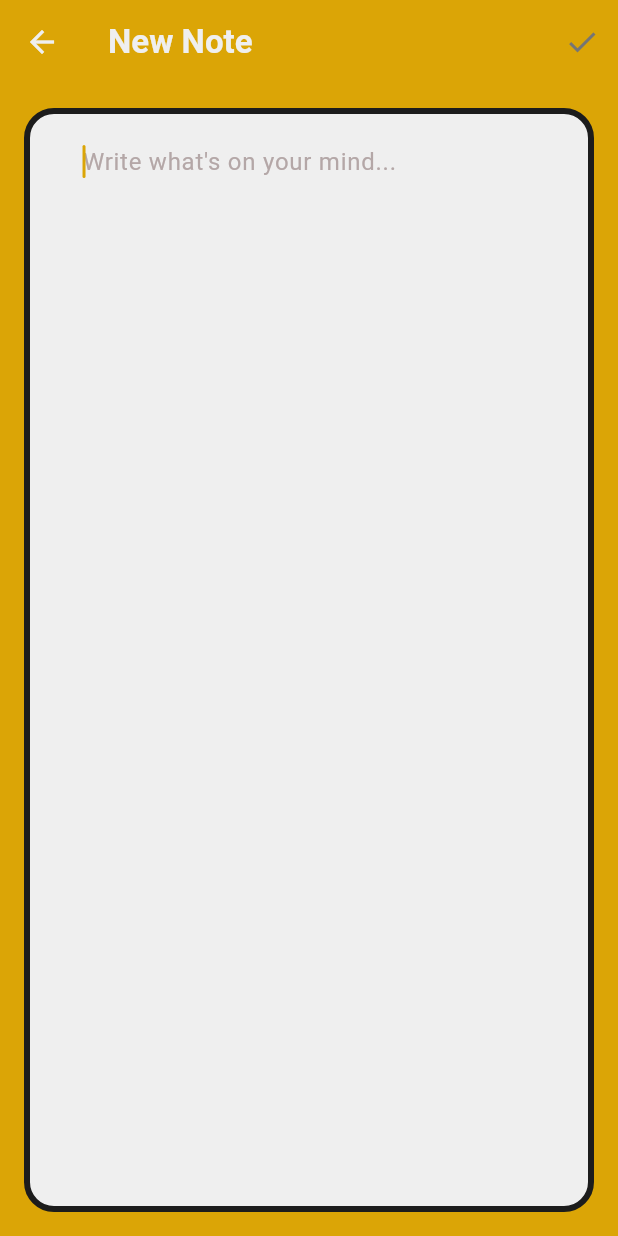
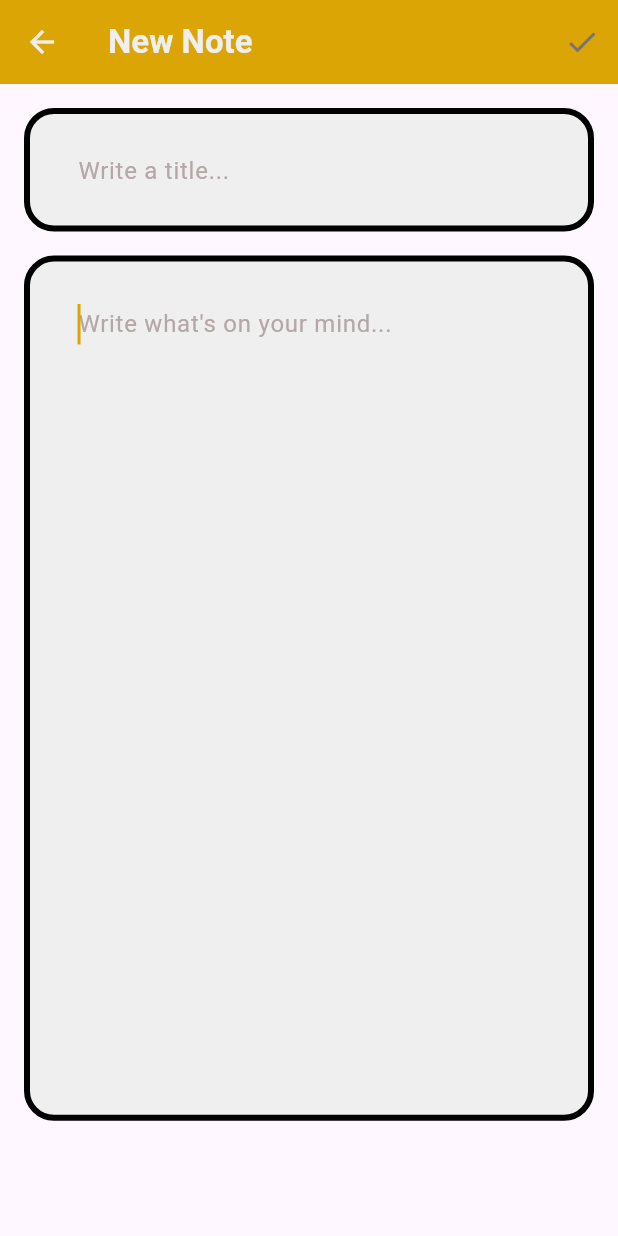
Before and after one commit to linnathoncode/notey, a Flutter app: the CreateOrUpdateNoteView screen opened by its route, on a phone screen of 412 x 824 dp. Run offline on Flutter 3.47's test engine with Material 3 defaults, Android fonts, the phone set to English and light mode, and no system bars; our stand-ins replace cloud_firestore, firebase_auth, firebase_core; accounts and stored records are empty.

Commit message:
added title to notes

```diff
--- a/lib/services/cloud/cloud_note.dart
+++ b/lib/services/cloud/cloud_note.dart
@@ -5,6 +5,7 @@ class CloudNote {
   final String documentId;
   final String ownerUserId;
   final String text;
+  final String title;
   final Timestamp date;
 
   CloudNote({
@@ -12,6 +13,7 @@ class CloudNote {
     required this.ownerUserId,
     required this.text,
     required this.date,
+    required this.title,
   });
 
   /// Creates a `CloudNote` instance from a Firestore document snapshot.
@@ -30,5 +32,6 @@ class CloudNote {
       : documentId = snapshot.id,
         ownerUserId = snapshot.data()[ownerUserIdFieldName],
         text = snapshot.data()[textFieldName] as String,
-        date = snapshot.data()[dateFieldName] as Timestamp;
+        date = snapshot.data()[dateFieldName] as Timestamp,
+        title = snapshot.data()[titleFieldName] as String;
 }
--- a/lib/services/cloud/cloud_storage_constants.dart
+++ b/lib/services/cloud/cloud_storage_constants.dart
@@ -1,3 +1,4 @@
 const ownerUserIdFieldName = 'user_id';
 const textFieldName = 'text';
 const dateFieldName = 'date';
+const titleFieldName = 'title';
--- a/lib/services/cloud/firebase_cloud_storage.dart
+++ b/lib/services/cloud/firebase_cloud_storage.dart
@@ -37,6 +37,7 @@ class FirebaseCloudStorage {
                 ownerUserId: doc.data()[ownerUserIdFieldName],
                 text: doc.data()[textFieldName],
                 date: doc.data()[dateFieldName],
+                title: doc.data()[titleFieldName],
               );
             },
           );
@@ -47,11 +48,22 @@ class FirebaseCloudStorage {
     }
   }
 
+  // Future<void> addTitleFieldToAllNotes() async {
+  //   QuerySnapshot snapshot = await notes.get();
+  //   for (QueryDocumentSnapshot doc in snapshot.docs) {
+  //     await doc.reference.update({
+  //       titleFieldName: '',
+  //     });
+  //   }
+  //   print('DOCUMENTS UPDATED');
+  // }
+
   Future<CloudNote> createNewNote({required ownerUserId}) async {
     final document = await notes.add(
       {
         ownerUserIdFieldName: ownerUserId,
         textFieldName: '',
+        titleFieldName: '',
         dateFieldName: Timestamp.fromDate(DateTime.now()),
       },
     );
@@ -60,6 +72,7 @@ class FirebaseCloudStorage {
       documentId: fetchedNote.id,
       ownerUserId: ownerUserId,
       text: '',
+      title: '',
       date: Timestamp.fromDate(DateTime.now()),
     );
   }
@@ -67,9 +80,12 @@ class FirebaseCloudStorage {
   Future<void> updateNote({
     required String documentId,
     required String text,
+    required String title,
   }) async {
     try {
-      await notes.doc(documentId).update({textFieldName: text});
+      await notes
+          .doc(documentId)
+          .update({textFieldName: text, titleFieldName: title});
     } catch (e) {
       throw CouldNotUpdateException();
     }
--- a/lib/views/notes/create_or_update_note_view.dart
+++ b/lib/views/notes/create_or_update_note_view.dart
@@ -20,6 +20,7 @@ class _CreateOrUpdateNoteViewState extends State<CreateOrUpdateNoteView> {
   CloudNote? _note;
   late final FirebaseCloudStorage _notesService;
   late final TextEditingController _textController;
+  late final TextEditingController _titleController;
   late final bool _isUpdateMode;
   final ValueNotifier<bool> _isTextNotEmpty = ValueNotifier<bool>(false);
 
@@ -28,6 +29,8 @@ class _CreateOrUpdateNoteViewState extends State<CreateOrUpdateNoteView> {
     _notesService = FirebaseCloudStorage();
     _isUpdateMode = isUpdateMode();
     _textController = TextEditingController();
+    _titleController = TextEditingController();
+    _titleController.addListener(_onTextChanged);
     _textController.addListener(_onTextChanged);
     super.initState();
   }
@@ -40,8 +43,8 @@ class _CreateOrUpdateNoteViewState extends State<CreateOrUpdateNoteView> {
     final widgetNote = widget.currentNote;
     if (widgetNote != null) {
       _note = widgetNote;
-      devtools.log("Updating Note: ${_note!.text}");
       _textController.text = widgetNote.text;
+      _titleController.text = widgetNote.title;
       return widgetNote;
     } else {
       final existingNote = _note;
@@ -54,28 +57,32 @@ class _CreateOrUpdateNoteViewState extends State<CreateOrUpdateNoteView> {
         documentId: '',
         ownerUserId: userId,
         text: '',
+        title: '',
         date: Timestamp.fromDate(DateTime.now()),
       );
     }
   }
 
   void _onTextChanged() {
-    _isTextNotEmpty.value = _textController.text.isNotEmpty;
+    _isTextNotEmpty.value =
+        (_textController.text.isNotEmpty || _titleController.text.isNotEmpty);
   }
 
   Future<bool> _deleteNoteIfTextIsEmpty() async {
     final note = _note;
-    if (_textController.text.isEmpty && note != null) {
+    if (!(_isTextNotEmpty.value) && note != null) {
       await _notesService.deleteNote(documentId: note.documentId);
     }
-    return _textController.text.isNotEmpty;
+    return _isTextNotEmpty.value;
   }
 
   Future<void> _saveNoteIfTextNotEmpty() async {
     final note = _note;
     final text = _textController.text;
-    if (text.isNotEmpty && note != null) {
-      await _notesService.updateNote(documentId: note.documentId, text: text);
+    final title = _titleController.text;
+    if (_isTextNotEmpty.value && note != null) {
+      await _notesService.updateNote(
+          documentId: note.documentId, text: text, title: title);
     }
   }
 
@@ -83,6 +90,7 @@ class _CreateOrUpdateNoteViewState extends State<CreateOrUpdateNoteView> {
   void dispose() async {
     await handleDispose();
     _textController.dispose();
+    _titleController.dispose();
     super.dispose();
   }
 
@@ -93,7 +101,7 @@ class _CreateOrUpdateNoteViewState extends State<CreateOrUpdateNoteView> {
         await _saveNoteIfTextNotEmpty();
       }
     } else {
-      if (_textController.text.isEmpty) {
+      if (!_isTextNotEmpty.value) {
         return;
       } else {
         createNewNote();
@@ -106,10 +114,10 @@ class _CreateOrUpdateNoteViewState extends State<CreateOrUpdateNoteView> {
     final userId = currentUser.id;
 
     final note = await _notesService.createNewNote(ownerUserId: userId);
+    final text = _textController.text;
+    final title = _titleController.text;
     await _notesService.updateNote(
-      documentId: note.documentId,
-      text: _textController.text,
-    );
+        documentId: note.documentId, text: text, title: title);
   }
 
   void _saveAndExit() {
@@ -165,76 +173,116 @@ class _CreateOrUpdateNoteViewState extends State<CreateOrUpdateNoteView> {
             case ConnectionState.done:
               _note = snapshot.data as CloudNote;
               // devtools.log(_note.toString());
-              return Container(
-                color: kPrimaryColor, // Background color of the entire view
-                child: Center(
+
+              // MAKE CUSTOM TEXTFIELD
+              return SingleChildScrollView(
+                child: Column(
+                  mainAxisAlignment:
+                      MainAxisAlignment.start, // Aligns items at the top
+                  children: [
+                    const SizedBox(
+                      height: 16,
+                    ),
+                    // Title TextField
+                    Center(
                       child: Container(
-                    margin: const EdgeInsets.all(
-                        16.0), // Add margin to make shadows visible
+                        height: MediaQuery.of(context).size.height *
+                            0.1, // Make this smaller
+                        margin: const EdgeInsets.symmetric(
+                            horizontal: 16.0), // Margin around the container
                         decoration: BoxDecoration(
                           color: kAccentColor,
-                      borderRadius: BorderRadius.circular(20), // Curvy corners
-                      // boxShadow: const [
-                      //   BoxShadow(
-                      //     color: kPrimaryColor,
-                      //     blurRadius: 8.0,
-                      //     offset: Offset(0, 2),
-                      //   ),
-                      // ],
+                          borderRadius:
+                              BorderRadius.circular(20), // Curvy corners
                           border: Border.all(
-                        color: kSecondaryColor, // Border color
                             width: 4.0, // Border width
                           ),
                         ),
-                    padding: const EdgeInsets.only(
-                        left: 16,
-                        right: 16,
-                        top: 8,
-                        bottom: 8), // Inner padding for the TextField
+                        padding: const EdgeInsets.symmetric(
+                            horizontal: 16, vertical: 8),
+                        child: TextField(
+                          autofocus: false,
+                          showCursor: true,
+                          cursorColor: kPrimaryColor,
+                          controller: _titleController,
+                          keyboardType: TextInputType.multiline,
+                          maxLines: 1, // Single line for the title
+                          style: const TextStyle(
+                            fontSize: 18, // Font size for the title
+                            color: kFontColor,
+                            fontWeight: FontWeight.w400,
+                          ),
+                          decoration: InputDecoration(
+                            border: OutlineInputBorder(
+                              borderRadius:
+                                  BorderRadius.circular(20), // Curvy corners
+                              borderSide: BorderSide.none, // No visible border
+                            ),
+                            hintText: "Write a title...",
+                            hintStyle: const TextStyle(
+                              color: kHintColor,
+                              fontSize: 16,
+                            ),
+                            filled: true,
+                            fillColor: kAccentColor,
+                          ),
+                        ),
+                      ),
+                    ),
+                    // Spacing between TextFields
+                    const SizedBox(
+                      height: 16,
+                    ), // Adjust this for more or less spacing
+
+                    // Text TextField
+                    Center(
+                      child: Container(
+                        height: MediaQuery.of(context).size.height *
+                            0.7, // Make this larger
+                        margin: const EdgeInsets.symmetric(horizontal: 16.0),
+                        decoration: BoxDecoration(
+                          color: kAccentColor,
+                          borderRadius: BorderRadius.circular(20),
+                          border: Border.all(
+                            width: 4.0,
+                          ),
+                        ),
+                        padding: const EdgeInsets.symmetric(
+                            horizontal: 16, vertical: 8),
                         child: TextField(
                           autofocus: true,
                           showCursor: true,
                           expands: true,
-                      cursorColor: kPrimaryColor, // Cursor color
+                          cursorColor: kPrimaryColor,
                           controller: _textController,
                           keyboardType: TextInputType.multiline,
-                      maxLines: null,
+                          maxLines: null, // Multiline for body text
                           textAlignVertical: TextAlignVertical.top,
                           style: const TextStyle(
-                        fontSize:
-                            18, // Adjust to suit the Redmi note app font size
+                            fontSize: 18, // Font size for body text
                             color: kFontColor,
-                        fontWeight:
-                            FontWeight.w400, // Adjust for note-like feel
+                            fontWeight: FontWeight.w400,
                           ),
                           decoration: InputDecoration(
                             border: OutlineInputBorder(
-                          borderRadius: BorderRadius.circular(
-                              20), // Curvy corners for TextField
-                          borderSide: BorderSide.none, // No visible border
+                              borderRadius: BorderRadius.circular(20),
+                              borderSide: BorderSide.none,
                             ),
                             hintText: "Write what's on your mind...",
                             hintStyle: const TextStyle(
-                          color: kHintColor, // Softer hint text color
+                              color: kHintColor,
                               fontSize: 16,
                             ),
                             filled: true,
-                        fillColor:
-                            kAccentColor, // Background color for TextField
-                        contentPadding: const EdgeInsets.only(
-                          top: 10.0,
-                          left: 15.0, // Padding for top-left alignment
-                        ),
-                      ),
-                      cursorHeight:
-                          22, // Adjust cursor height to match text size
-                      cursorRadius: const Radius.circular(
-                          2.0), // Rounded cursor (droplet-like)
-                      cursorWidth: 2.0, // Thin cursor
+                            fillColor: kAccentColor,
                           ),
                         ),
                       ),
+                    ),
+                  ],
+                ),
               );
+
             default:
               return const Center(child: CircularProgressIndicator());
           }
--- a/lib/views/notes/notes_view.dart
+++ b/lib/views/notes/notes_view.dart
@@ -308,8 +308,9 @@ class _NotesViewState extends State<NotesView> {
                 }
               },
             ),
-            title: Text(
-              note.text,
+            title: note.title.isNotEmpty
+                ? Text(
+                    note.title, // Display the title if it exists
                     maxLines: 1,
                     softWrap: true,
                     overflow: TextOverflow.ellipsis,
@@ -317,7 +318,29 @@ class _NotesViewState extends State<NotesView> {
                       fontSize: 18,
                       fontWeight: FontWeight.bold,
                     ),
+                  )
+                : Text(
+                    note.text, // Display the subtitle text in the title's place if title is empty
+                    maxLines: 1,
+                    softWrap: true,
+                    overflow: TextOverflow.ellipsis,
+                    style: const TextStyle(
+                      fontSize: 18,
+                      fontWeight: FontWeight.normal,
                     ),
+                  ),
+            subtitle: note.title.isNotEmpty
+                ? Text(
+                    note.text, // Show subtitle only if title is not empty
+                    maxLines: 1,
+                    softWrap: true,
+                    overflow: TextOverflow.ellipsis,
+                    style: const TextStyle(
+                      fontSize: 12,
+                      fontWeight: FontWeight.normal,
+                    ),
+                  )
+                : null,
             shape: RoundedRectangleBorder(
               borderRadius: BorderRadius.circular(10),
               side: const BorderSide(
```
Lines whose indentation alone changed are shown as unchanged.
